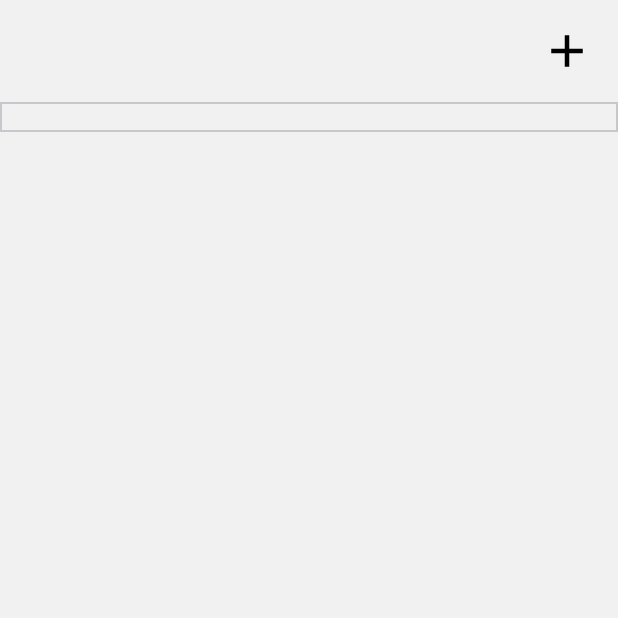
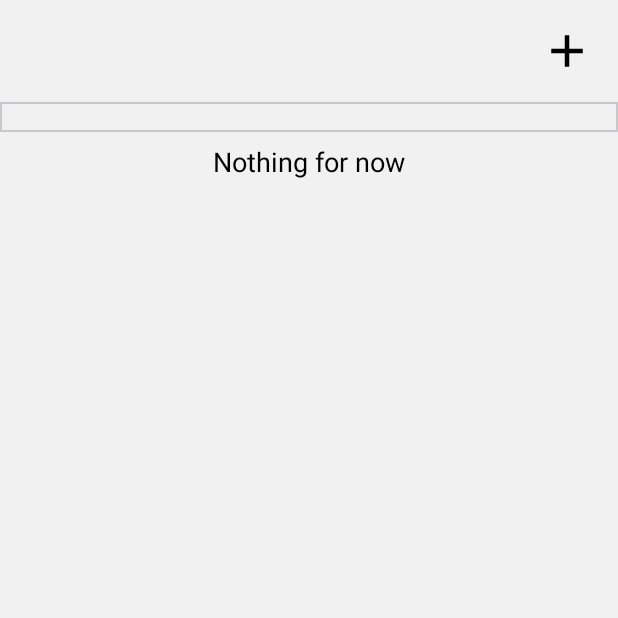
Before and after one commit to Lubomir1998/SlediPari, an Android app built with Jetpack Compose: the MonthScreen screen opened through its navigation route, on a phone screen of 412 x 824 dp, the top half of it. Run offline under Robolectric (Android 15) with nearby library versions, the phone set to English and light mode, and no system bars; our stand-ins replace Dagger/Hilt's generated code; 7 statements that could not run were skipped.

Commit message:
Set label if month is null

```diff
--- a/app/src/main/java/com/example/sledipari/ui/main/MonthScreen.kt
+++ b/app/src/main/java/com/example/sledipari/ui/main/MonthScreen.kt
@@ -416,6 +416,8 @@ fun MonthContent(
                     else -> Unit
                 }
             }
+        } ?: run {
+            Text(text = stringResource(id = R.string.nothing_for_now), color = colorResource(id = R.color.label), fontSize = 18.sp)
         }
 
     }
--- a/app/src/main/java/com/example/sledipari/utility/Constants.kt
+++ b/app/src/main/java/com/example/sledipari/utility/Constants.kt
@@ -2,7 +2,7 @@ package com.example.sledipari.utility
 
 object Constants {
 
-    const val USE_LOCALHOST = true
+    const val USE_LOCALHOST = false
 
     const val BASE_URL = "https://desolate-chamber-91023.herokuapp.com/"
     const val BASE_URL_LOCALHOST = "http://192.168.0.105:1926/" // home
--- a/app/src/main/res/values/strings.xml
+++ b/app/src/main/res/values/strings.xml
@@ -68,11 +68,10 @@
 
     <string name="sum">Sum</string>
     <string name="add">Spend</string>
-
     <string name="nothing_selected">Select an option</string>
     <string name="enter_price">Enter a valid price</string>
-
     <string name="leva">lv</string>
 
     <string name="no_internet">No internet. Check your connection</string>
+    <string name="nothing_for_now">Nothing for now</string>
 </resources>
```
Also changed, not shown: 1 other file.
